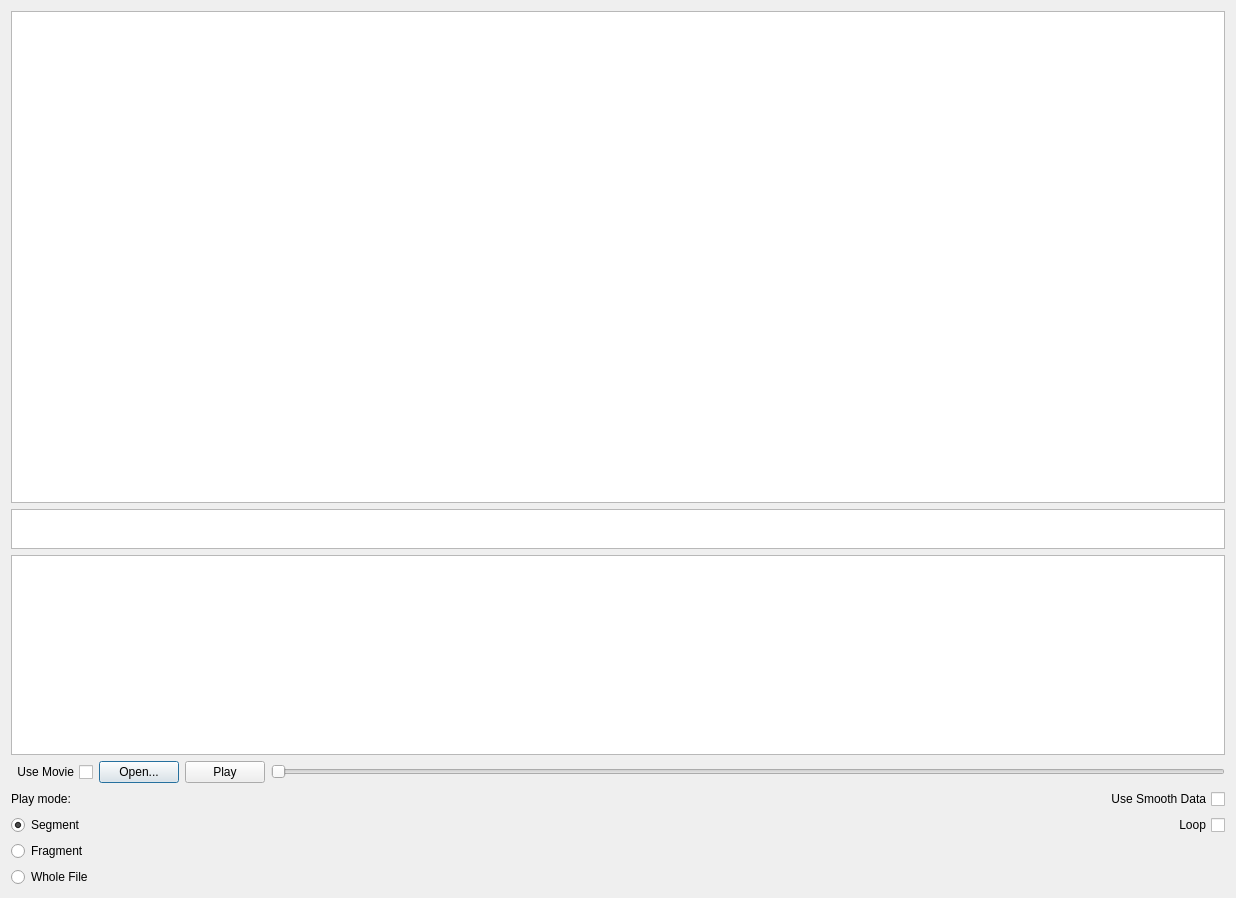
Above: DialogVideoPlayer.ui from jamesalvarez/grafix-coder before the change. Below: the same form after it.
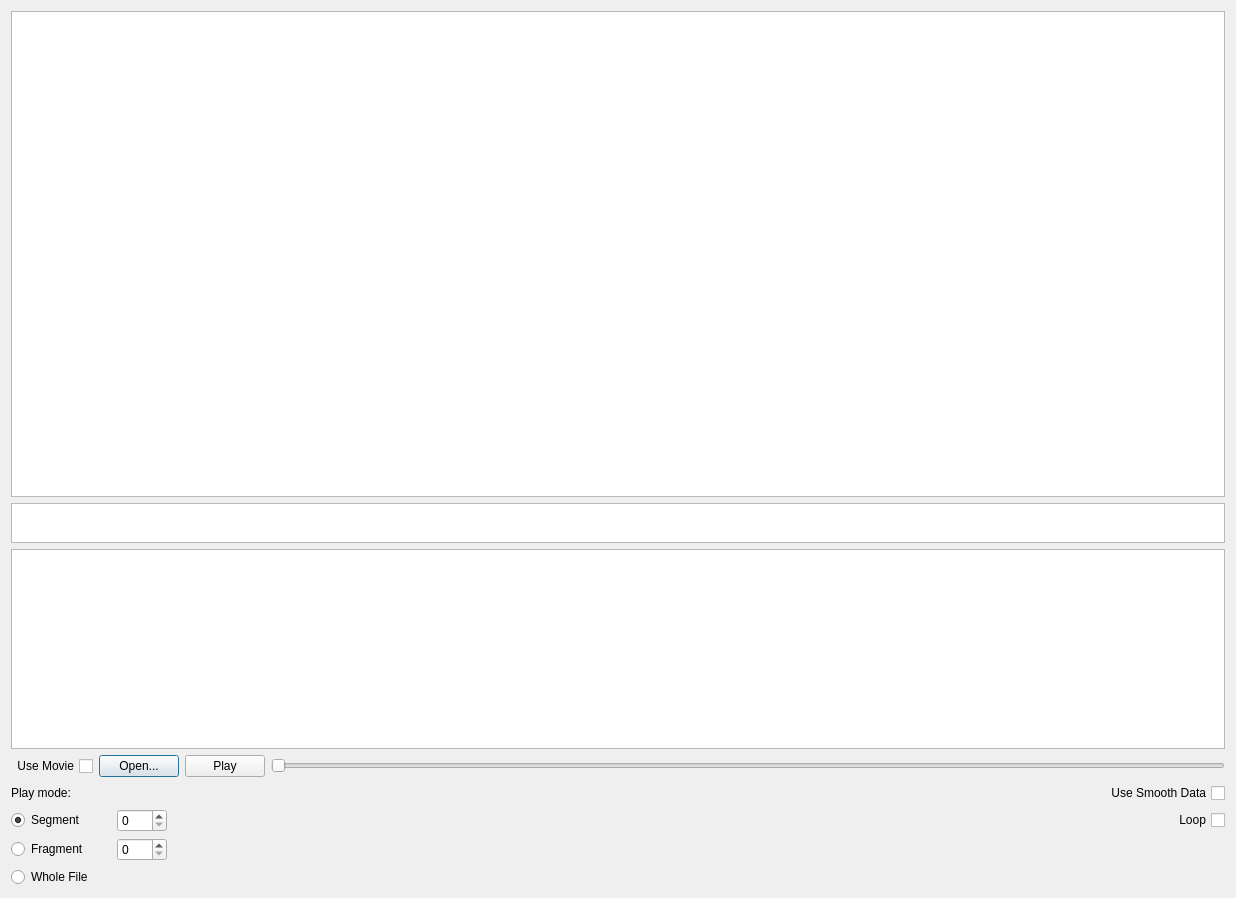
That is the form after the change.

Commit message: tidied up drawing + looping

Patch:
```diff
--- a/DialogVideoPlayer.ui
+++ b/DialogVideoPlayer.ui
@@ -92,13 +92,65 @@
    </item>
    <item>
     <layout class="QGridLayout" name="gridLayout_2">
+     <item row="2" column="1">
+      <widget class="QSpinBox" name="spinBoxFragment">
+       <property name="maximumSize">
+        <size>
+         <width>50</width>
+         <height>16777215</height>
+        </size>
+       </property>
+       <property name="maximum">
+        <number>99999</number>
+       </property>
+      </widget>
+     </item>
+     <item row="1" column="1">
+      <widget class="QSpinBox" name="spinBoxSegment">
+       <property name="maximumSize">
+        <size>
+         <width>50</width>
+         <height>16777215</height>
+        </size>
+       </property>
+       <property name="maximum">
+        <number>99999</number>
+       </property>
+      </widget>
+     </item>
      <item row="2" column="0">
       <widget class="QRadioButton" name="rbFragment">
+       <property name="maximumSize">
+        <size>
+         <width>100</width>
+         <height>16777215</height>
+        </size>
+       </property>
        <property name="text">
         <string>Fragment</string>
        </property>
       </widget>
      </item>
+     <item row="1" column="5">
+      <widget class="QCheckBox" name="checkBoxLoop">
+       <property name="layoutDirection">
+        <enum>Qt::RightToLeft</enum>
+       </property>
+       <property name="text">
+        <string>Loop</string>
+       </property>
+      </widget>
+     </item>
+     <item row="0" column="5">
+      <widget class="QCheckBox" name="checkBoxSmooth">
+       <property name="layoutDirection">
+        <enum>Qt::RightToLeft</enum>
+       </property>
+       <property name="text">
+        <string>Use Smooth Data</string>
+       </property>
+      </widget>
+     </item>
      <item row="0" column="0">
       <widget class="QLabel" name="label">
        <property name="text">
@@ -108,6 +160,12 @@
      </item>
      <item row="3" column="0">
       <widget class="QRadioButton" name="rbWholeFile">
+       <property name="maximumSize">
+        <size>
+         <width>100</width>
+         <height>16777215</height>
+        </size>
+       </property>
        <property name="text">
         <string>Whole File</string>
        </property>
@@ -115,6 +173,12 @@
      </item>
      <item row="1" column="0">
       <widget class="QRadioButton" name="rbSegment">
+       <property name="maximumSize">
+        <size>
+         <width>100</width>
+         <height>16777215</height>
+        </size>
+       </property>
        <property name="text">
         <string>Segment</string>
        </property>
@@ -123,26 +187,6 @@
        </property>
       </widget>
      </item>
-     <item row="0" column="1">
-      <widget class="QCheckBox" name="checkBoxSmooth">
-       <property name="layoutDirection">
-        <enum>Qt::RightToLeft</enum>
-       </property>
-       <property name="text">
-        <string>Use Smooth Data</string>
-       </property>
-      </widget>
-     </item>
-     <item row="1" column="1">
-      <widget class="QCheckBox" name="checkBoxLoop">
-       <property name="layoutDirection">
-        <enum>Qt::RightToLeft</enum>
-       </property>
-       <property name="text">
-        <string>Loop</string>
-       </property>
-      </widget>
-     </item>
     </layout>
    </item>
   </layout>
```
The commit also changes 2 other files.
